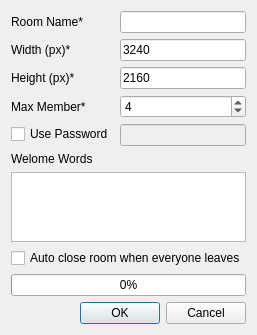
Above: widgets/newroomwindow.ui from liuyanghejerry/painttyWidget before the change. Below: the same form after it.
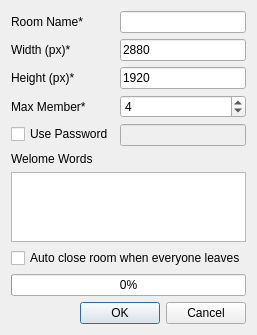
That is the form after the change.

Commit message: update: constrain to smaller canvas size.

What changed in the file:
```diff
--- a/widgets/newroomwindow.ui
+++ b/widgets/newroomwindow.ui
@@ -43,7 +43,7 @@
      <item row="1" column="1">
       <widget class="QLineEdit" name="width_input">
        <property name="text">
-        <string>3240</string>
+        <string>2880</string>
        </property>
       </widget>
      </item>
@@ -57,7 +57,7 @@
      <item row="2" column="1">
       <widget class="QLineEdit" name="height_input">
        <property name="text">
-        <string>2160</string>
+        <string>1920</string>
        </property>
       </widget>
      </item>
```
The commit also changes 2 other files.
